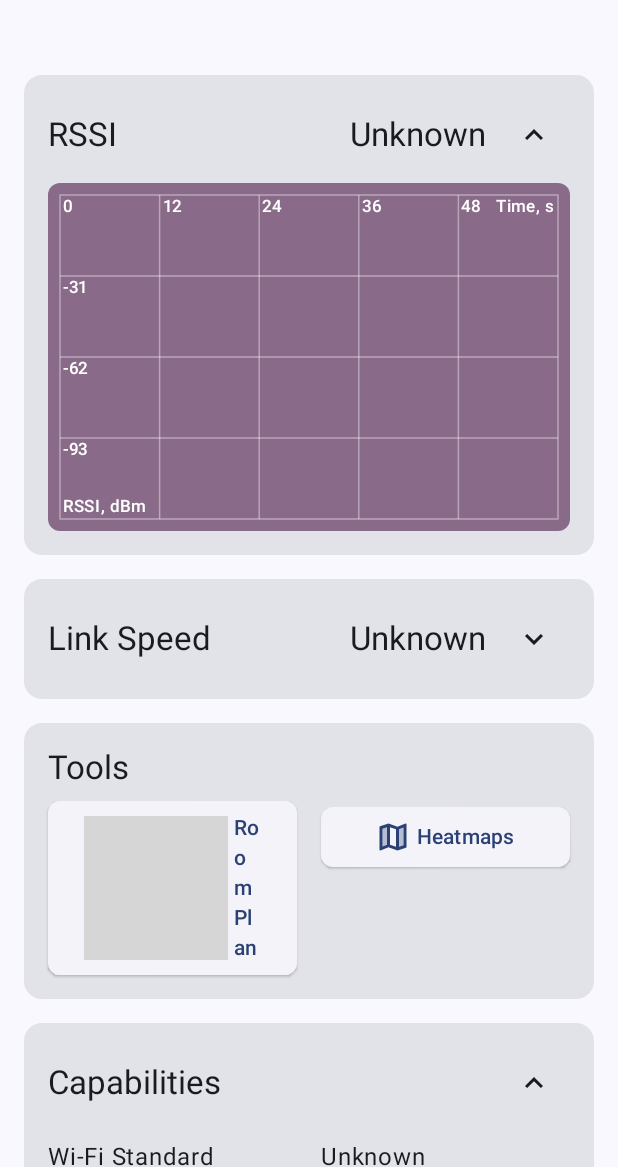
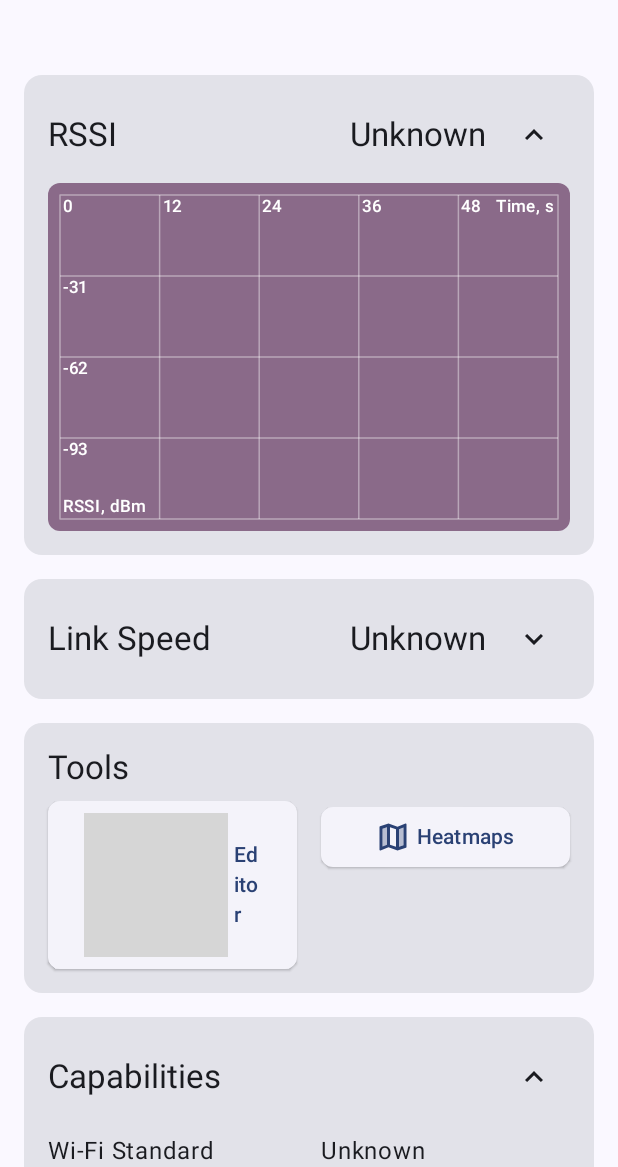
Before and after one commit to humolang/android-wifi-quality, an Android app built with Jetpack Compose: the screen it shows after launch (MainActivity), on a phone screen of 412 x 824 dp, the part 69-1236 px from its top. Run offline under Robolectric (Android 15) with nearby library versions, the light colour scheme and no system bars; our stand-ins replace Room's generated code; grey boxes are pictures that could not be loaded.

Commit message:
Buttons names

```diff
--- a/app/build.gradle
+++ b/app/build.gradle
@@ -19,6 +19,8 @@ android {
         vectorDrawables {
             useSupportLibrary true
         }
+
+        archivesBaseName("wifiless")
     }
 
     buildTypes {
--- a/app/src/main/res/values/strings.xml
+++ b/app/src/main/res/values/strings.xml
@@ -11,7 +11,7 @@
     <string name="heat_size">Size %1$dx%2$d blocks</string>
     <string name="options">Options</string>
     <string name="done">Done</string>
-    <string name="room_plan">Room Plan</string>
+    <string name="room_plan">Editor</string>
     <string name="plan_name">Plan Name</string>
     <string name="edit_name">Edit name</string>
     <string name="accept_name">Accept name</string>
```
Also changed, not shown: 1 other file.
